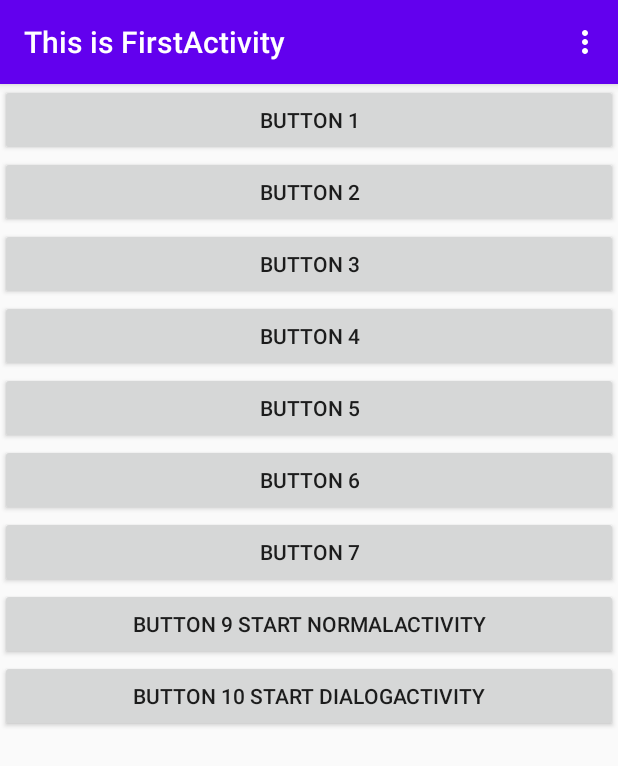
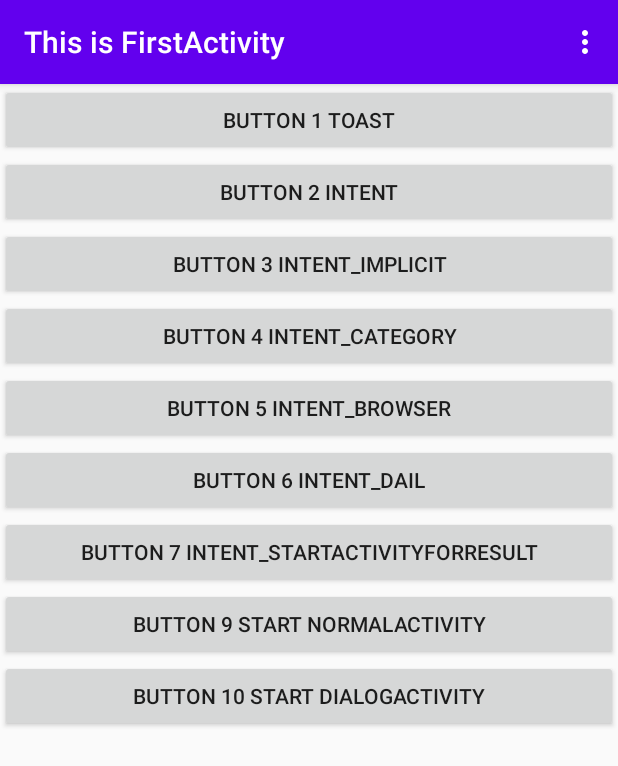
Before and after one commit to jsflzhong/test2_noActivity, an Android app: the screen it shows after launch (FirstActivity), on a phone screen of 412 x 824 dp. Shown: the top 766 px of the screen. Run offline under Robolectric (Android 15) with nearby library versions, the phone set to English and light mode, and no system bars.

Commit message:
Add BasicActivity and apply to FirstActivity.

```diff
--- a/app/src/main/AndroidManifest.xml
+++ b/app/src/main/AndroidManifest.xml
@@ -16,16 +16,15 @@
         <!-- 注册活动(IDE自动生成外层),指定目标java类; 并配置主活动(固定格式) -->
         <activity
             android:name=".FirstActivity"
-            android:label="This is FirstActivity">
+            android:label="This is FirstActivity"
+            android:launchMode="singleTop">
             <intent-filter>
                 <action android:name="android.intent.action.MAIN" />
-
                 <category android:name="android.intent.category.LAUNCHER" />
             </intent-filter>
         </activity>
         <activity android:name=".SecondActivity">
             <intent-filter>
-
                 <!-- 表示:当前activity活动可以响应"com.example.activitytest.ACTION_START"这个action. -->
                 <!-- 注意: 字符串需要与activity中的new Intent中的字符串相匹配 -->
                 <!-- 该action,是被firstActivity中调用的,即,在firstActivity中点击按钮时,会跳转到本secondActivity的layout中 -->
--- /dev/null
+++ b/app/src/main/java/com/jsflzhong/test2_noactivity/BasicActivity.java
@@ -0,0 +1,103 @@
+package com.jsflzhong.test2_noactivity;
+
+import android.os.Bundle;
+import android.util.Log;
+
+import androidx.annotation.LayoutRes;
+import androidx.appcompat.app.AppCompatActivity;
+
+import com.jsflzhong.test2_noactivity.common.ActivityCollector;
+
+public abstract class BasicActivity extends AppCompatActivity {
+
+    private static final String TAG = "BasicActivity";
+
+    /**
+     * 创建主活动
+     * 在第一次被创建时会执行. 执行顺序:1
+     *
+     * @param savedInstanceState savedInstanceState
+     */
+    @Override
+    protected void onCreate(Bundle savedInstanceState) {
+        super.onCreate(savedInstanceState);
+        Log.d("@@@BaseActivity", getClass().getSimpleName());
+        setContentView();
+        //用自定义集合来管理所有活动
+        ActivityCollector.addActivity(this);
+
+        loadButton();
+        getSavedInstanceState(savedInstanceState);
+    }
+
+    @Override
+    protected void onDestroy() {
+        super.onDestroy();
+        Log.d(TAG, "@@@[onDestroy]");
+        //用自定义集合来管理所有活动. 此处把本活动从list中移除.
+        ActivityCollector.removeActivity(this);
+    }
+
+    public abstract void loadButton();
+
+    public abstract void getSavedInstanceState(Bundle savedInstanceState);
+
+    public abstract void setContentView();
+
+    /**
+     * 在第一次被创建时会执行. 执行顺序:2
+     *
+     * 当按下back键返回MainActivity时也会被调用.(由于之前MainActivity已经进入了停止状态，所以onRestart() 方法会得到执行)
+     */
+    @Override
+    protected void onStart() {
+        super.onStart();
+        Log.d(TAG, "@@@[onStart]");
+    }
+
+    /**
+     * 在第一次被创建时会执行. 执行顺序:3
+     *
+     * 当按下back键返回MainActivity时也会被调用.
+     */
+    @Override
+    protected void onResume() {
+        super.onResume();
+        Log.d(TAG, "@@@[onResume]");
+    }
+
+    /**
+     * 当按下back键返回MainActivity时会被调用.
+     */
+    @Override
+    protected void onRestart() {
+        super.onRestart();
+        Log.d(TAG, "@@@[onRestart]");
+    }
+
+    /**
+     * 当跳转到其他activity时,本activity中的该方法被执行.
+     * 由于NormalActivity已经把MainActivity完全遮挡住，因此onPause() 和onStop() 方法都会得到执行.
+     *
+     * 但是, 当跳转到DialogActivity时,由于它并没有完全遮挡住本MainActivity, 此时MainActivity只是进入了暂停状态，
+     *  并没有进入停止状态,所以,只有本onPause会被调用,而onStop不会被调用.
+     *
+     *  在MainActivity按下Back键退出程序时,也会被调用.
+     */
+    @Override
+    protected void onPause() {
+        super.onPause();
+        Log.d(TAG, "@@@[onPause]");
+    }
+
+    /**
+     * 当跳转到其他activity时,本activity中的该方法被执行.
+     *
+     * 在MainActivity按下Back键退出程序时,也会被调用.
+     */
+    @Override
+    protected void onStop() {
+        super.onStop();
+        Log.d(TAG, "@@@[onStop]");
+    }
+}
--- a/app/src/main/java/com/jsflzhong/test2_noactivity/FirstActivity.java
+++ b/app/src/main/java/com/jsflzhong/test2_noactivity/FirstActivity.java
@@ -17,26 +17,16 @@ import android.widget.Toast;
 import com.jsflzhong.test2_noactivity.lifeCycle.DialogActivity;
 import com.jsflzhong.test2_noactivity.lifeCycle.NormalActivity;
 
-public class FirstActivity extends AppCompatActivity {
+public class FirstActivity extends BasicActivity {
 
     private static final String TAG = "FirstActivity";
 
     /**
-     * 创建主活动
-     * 在第一次被创建时会执行. 执行顺序:1
-     *
+     * 在本活动被关闭时,会调用下面的onSaveInstanceState(),会存储一个值, 这里可以在再重启时拿到.
      * @param savedInstanceState savedInstanceState
      */
     @Override
-    protected void onCreate(Bundle savedInstanceState) {
-        super.onCreate(savedInstanceState);
-        //给当前的活动加载一个布局,通过API:setContentView(setContentView)
-        //参数是布局的id, 该id可以通过R.layout.first_layout获得.
-        setContentView(R.layout.first_layout);
-        Log.d(TAG, "@@@[onCreate]");
-        loadButton();
-
-        //在本活动被关闭时,会调用下面的onSaveInstanceState(),会存储一个值, 这里可以在再重启时拿到.
+    public void getSavedInstanceState(Bundle savedInstanceState) {
         if(savedInstanceState != null) {
             String tempData = savedInstanceState.getString("tempKey");
             //这里可以做很多操作,例如把这个值再写回到指定的文本框里,等.
@@ -44,7 +34,16 @@ public class FirstActivity extends AppCompatActivity {
         }
     }
 
-    private void loadButton() {
+    /**
+     * 绑定指定的layout.xml
+     */
+    @Override
+    public void setContentView() {
+        setContentView(R.layout.first_layout);
+    }
+
+    @Override
+    public void loadButton() {
         loadButton1();
         loadButton2();
         loadButton3();
@@ -154,7 +153,7 @@ public class FirstActivity extends AppCompatActivity {
     }
 
     /**
-     * 隐式intent3.
+     * 隐式intent4.
      * 加载第六个button,事件中: 调用系统的拨打电话.
      */
     private void loadButton6() {
@@ -268,72 +267,6 @@ public class FirstActivity extends AppCompatActivity {
     }
 
     /**
-     * 在第一次被创建时会执行. 执行顺序:2
-     *
-     * 当按下back键返回MainActivity时也会被调用.(由于之前MainActivity已经进入了停止状态，所以onRestart() 方法会得到执行)
-     */
-    @Override
-    protected void onStart() {
-        super.onStart();
-        Log.d(TAG, "@@@[onStart]");
-    }
-
-    /**
-     * 在第一次被创建时会执行. 执行顺序:3
-     *
-     * 当按下back键返回MainActivity时也会被调用.
-     */
-    @Override
-    protected void onResume() {
-        super.onResume();
-        Log.d(TAG, "@@@[onResume]");
-    }
-
-    /**
-     * 当按下back键返回MainActivity时会被调用.
-     */
-    @Override
-    protected void onRestart() {
-        super.onRestart();
-        Log.d(TAG, "@@@[onRestart]");
-    }
-
-    /**
-     * 当跳转到其他activity时,本activity中的该方法被执行.
-     * 由于NormalActivity已经把MainActivity完全遮挡住，因此onPause() 和onStop() 方法都会得到执行.
-     *
-     * 但是, 当跳转到DialogActivity时,由于它并没有完全遮挡住本MainActivity, 此时MainActivity只是进入了暂停状态，
-     *  并没有进入停止状态,所以,只有本onPause会被调用,而onStop不会被调用.
-     *
-     *  在MainActivity按下Back键退出程序时,也会被调用.
-     */
-    @Override
-    protected void onPause() {
-        super.onPause();
-        Log.d(TAG, "@@@[onPause]");
-    }
-
-    /**
-     * 当跳转到其他activity时,本activity中的该方法被执行.
-     *
-     * 在MainActivity按下Back键退出程序时,也会被调用.
-     */
-    @Override
-    protected void onStop() {
-        super.onStop();
-        Log.d(TAG, "@@@[onStop]");
-    }
-
-    /**
-     * 在MainActivity按下Back键退出程序时,会被调用.
-     */
-    @Override
-    protected void onDestroy() {
-        super.onDestroy();
-        Log.d(TAG, "@@@[onDestroy]");
-    }
-
-    /**
      * 在本activity被销毁时, 会被调用.可用来保存页面上的临时数据.
      * 在onCreate()方法中,也有个Bundle类型的参数, 即, 在本活动被销毁后, 重新新建时,会调用onCreate(),就会在该方法中拿到该值, 到此形成一个闭环.
      *
--- /dev/null
+++ b/app/src/main/java/com/jsflzhong/test2_noactivity/common/ActivityCollector.java
@@ -0,0 +1,39 @@
+package com.jsflzhong.test2_noactivity.common;
+
+import android.app.Activity;
+import android.util.Log;
+
+import java.util.ArrayList;
+import java.util.List;
+
+public class ActivityCollector {
+
+    private static final String TAG = "ActivityCollector";
+    public static List<Activity> activities = new ArrayList<>();
+
+    public static void addActivity(Activity activity) {
+        activities.add(activity);
+    }
+
+    public static void removeActivity(Activity activity) {
+        activities.remove(activity);
+    }
+
+    /**
+     * 不管你想在什么地方退出程序，只需要调用ActivityCollector.finishAll()方法就可以了.
+     * 例如绑在某个活动中的一个按钮上,或回退键上,等.
+     */
+    public static void finishAll() {
+        Log.d(TAG,"@@@[finishAll]Begin to finish all...");
+        for (Activity activity : activities) {
+            if (!activity.isFinishing()) {
+                activity.finish();
+            }
+        }
+        activities.clear();
+
+        //也可以在销毁所有活动的代码后面再加上杀掉当前进程的代码，以保证程序完全退出.
+        android.os.Process.killProcess(android.os.Process.myPid());
+    }
+
+}
--- a/app/src/main/res/layout/first_layout.xml
+++ b/app/src/main/res/layout/first_layout.xml
@@ -11,43 +11,43 @@
         android:id="@+id/button_1"
         android:layout_width="match_parent"
         android:layout_height="wrap_content"
-        android:text="Button 1"
+        android:text="Button 1 Toast"
         />
     <Button
         android:id="@+id/button_2"
         android:layout_width="match_parent"
         android:layout_height="wrap_content"
-        android:text="Button 2"
+        android:text="Button 2 intent"
         />
     <Button
         android:id="@+id/button_3"
         android:layout_width="match_parent"
         android:layout_height="wrap_content"
-        android:text="Button 3"
+        android:text="Button 3 intent_implicit"
         />
     <Button
         android:id="@+id/button_4"
         android:layout_width="match_parent"
         android:layout_height="wrap_content"
-        android:text="Button 4"
+        android:text="Button 4 intent_category"
         />
     <Button
         android:id="@+id/button_5"
         android:layout_width="match_parent"
         android:layout_height="wrap_content"
-        android:text="Button 5"
+        android:text="Button 5 intent_browser"
         />
     <Button
         android:id="@+id/button_6"
         android:layout_width="match_parent"
         android:layout_height="wrap_content"
-        android:text="Button 6"
+        android:text="Button 6 intent_dail"
         />
     <Button
         android:id="@+id/button_7"
         android:layout_width="match_parent"
         android:layout_height="wrap_content"
-        android:text="Button 7"
+        android:text="Button 7 intent_startActivityForResult"
         />
     <Button
         android:id="@+id/button_9"
```
Also changed, not shown: app/src/main/java/com/jsflzhong/test2_noactivity/SecondActivity.java (+22 -2 lines), app/src/main/res/layout/second_layout.xml (+8 -1 lines).
